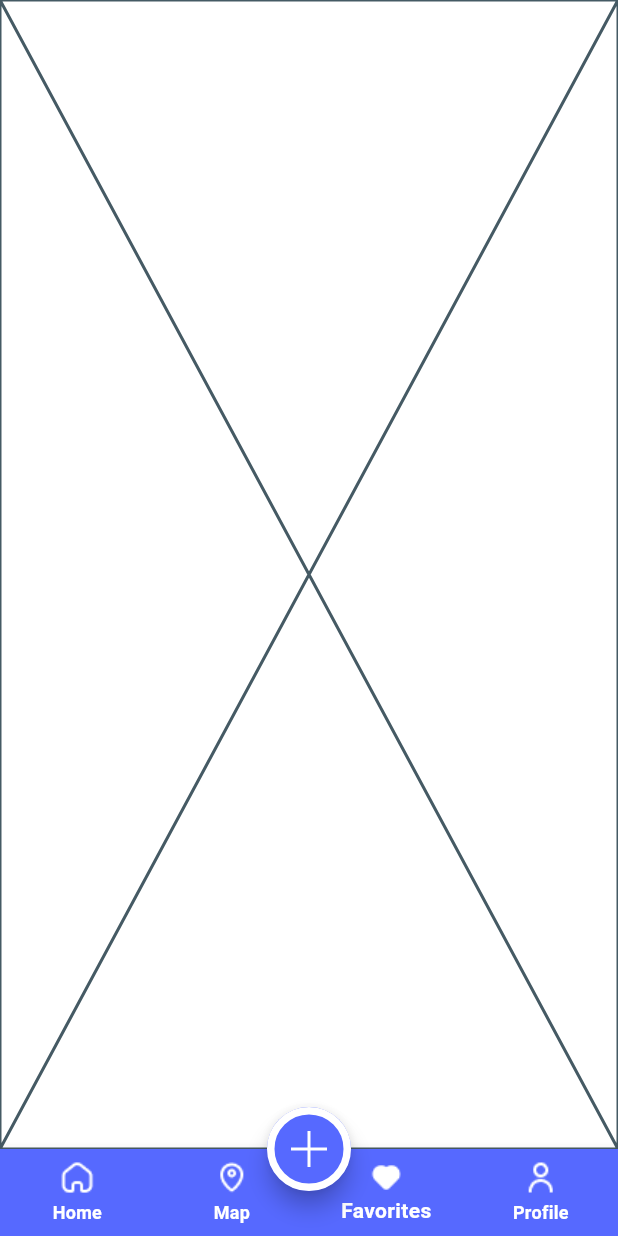
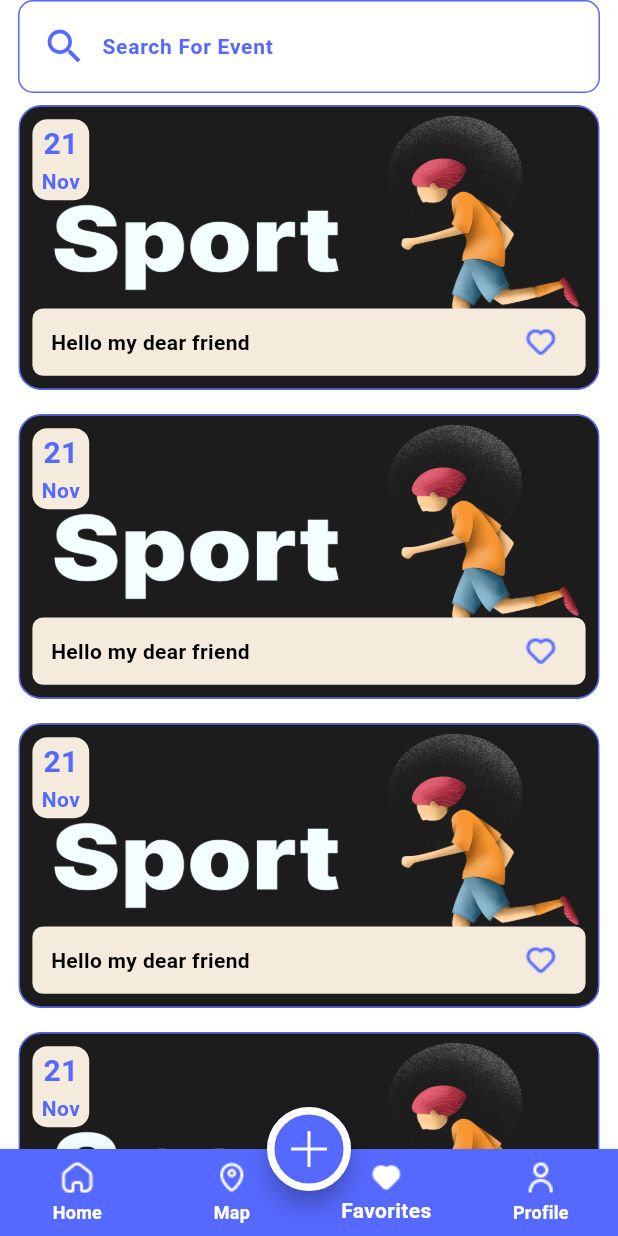
Before and after one commit to mohamedzakaria9/evently_app, a Flutter app: the screen it shows after launch, item 3 of the bottom bar chosen, on a phone screen of 412 x 824 dp. Run offline on Flutter 3.47's test engine with Material 3 defaults, Android fonts, the phone set to English and light mode, and no system bars.

Commit message:
finish the list view of the home page for both light and dark theme and finish the favorites page ui

```diff
--- a/lib/ui/favorites_screen/FavoritesScreen.dart
+++ b/lib/ui/favorites_screen/FavoritesScreen.dart
@@ -1,9 +1,43 @@
+import 'package:evently_app/ui/home_screen/EventsListView.dart';
+import 'package:evently_app/utilites/AppFonts.dart';
 import 'package:flutter/material.dart';
+
+import '../../utilites/AppColors.dart';
 class FavoritesScreen extends StatelessWidget {
   const FavoritesScreen({super.key});
 
   @override
   Widget build(BuildContext context) {
-    return const Placeholder();
+    return Scaffold(
+      body: SafeArea(
+        child: Column(
+          children: [
+            Container(
+              margin: EdgeInsets.symmetric(horizontal: 12),
+              child: TextFormField(
+                decoration: InputDecoration(
+                  label: Row(
+                    children: [
+                      Icon(Icons.search_outlined,color: AppColors.appPrimaryColor,size: 30,),
+                      SizedBox(width: 10,),
+                      Text("Search For Event",style: AppFonts.bold14Primary,)
+                    ],
+                  ),
+                  border: OutlineInputBorder(
+                    borderSide: BorderSide(color: AppColors.appPrimaryColor),
+                    borderRadius: BorderRadius.circular(10)
+                  ),
+                  enabledBorder:OutlineInputBorder(
+                    borderSide: BorderSide(color: AppColors.appPrimaryColor),
+                      borderRadius: BorderRadius.circular(10)
+                  ),
+                ),
+              ),
+            ),
+            Expanded(child: EventsListView())
+          ],
+        ),
+      ),
+    );
   }
 }
--- /dev/null
+++ b/lib/ui/home_screen/EventsListView.dart
@@ -0,0 +1,96 @@
+import 'package:evently_app/providers/ThemeProvider.dart';
+import 'package:evently_app/theme/AppTheme.dart';
+import 'package:evently_app/utilites/AppColors.dart';
+import 'package:flutter/material.dart';
+import 'package:provider/provider.dart';
+
+import '../../utilites/AppFonts.dart';
+import '../../utilites/AppImages.dart';
+
+class EventsListView extends StatelessWidget {
+  const EventsListView({super.key});
+
+  @override
+  Widget build(BuildContext context) {
+    var width = MediaQuery.of(context).size.width;
+    var height = MediaQuery.of(context).size.height;
+    var themeProvider = Provider.of<ThemeProvider>(context);
+    return ListView.builder(
+      itemCount: 20,
+      itemBuilder: (context, index) {
+        return Container(
+          margin: EdgeInsets.symmetric(
+            vertical: height * 0.01,
+            horizontal: width * 0.03,
+          ),
+          height: height * 0.23,
+          decoration: BoxDecoration(
+            borderRadius: BorderRadius.circular(15),
+            border: Border.all(color: AppColors.appPrimaryColor),
+            image: DecorationImage(
+              image: AssetImage(AppImages.sportImage),
+              fit: BoxFit.fill,
+            ),
+          ),
+          child: Column(
+            mainAxisAlignment: MainAxisAlignment.spaceBetween,
+            crossAxisAlignment: CrossAxisAlignment.start,
+            children: [
+              Container(
+                margin: EdgeInsets.symmetric(
+                  vertical: height * 0.01,
+                  horizontal: width * 0.02,
+                ),
+                padding: EdgeInsets.symmetric(
+                  vertical: height * 0.003,
+                  horizontal: width * 0.015,
+                ),
+                decoration: BoxDecoration(
+                  color: themeProvider.appTheme == AppTheme.lightTheme ? AppColors.greyColor : Colors.transparent,
+                  borderRadius: BorderRadius.circular(10),
+
+                ),
+                child: Column(
+                  children: [
+                    Text("21"),
+                    Text("Nov", style: AppFonts.bold14Primary),
+                  ],
+                ),
+              ),
+              Container(
+                padding: EdgeInsets.symmetric(
+                  vertical: height * 0.006,
+                  horizontal: width * 0.03,
+                ),
+                margin: EdgeInsets.symmetric(
+                  vertical: height * 0.01,
+                  horizontal: width * 0.02,
+                ),
+                decoration: BoxDecoration(
+                  color: themeProvider.appTheme == AppTheme.lightTheme ? AppColors.greyColor : Colors.transparent,
+                  borderRadius: BorderRadius.circular(7),
+                ),
+                child: Row(
+                  mainAxisAlignment: MainAxisAlignment.spaceBetween,
+                  children: [
+                    Expanded(
+                      child: Text(
+                        "Hello my dear friend",
+                        style: themeProvider.appTheme == AppTheme.lightTheme ? AppFonts.bold14Black : AppFonts.bold14White,
+                      ),
+                    ),
+                    ImageIcon(
+                      AssetImage(AppImages.heartIcon),
+                      color: AppColors.appPrimaryColor,
+                      size: 35,
+                    ),
+                  ],
+                ),
+              ),
+            ],
+          ),
+        );
+      },
+    );
+  }
+}
--- a/lib/ui/home_screen/HomeScreen.dart
+++ b/lib/ui/home_screen/HomeScreen.dart
@@ -1,6 +1,7 @@
 import 'package:evently_app/l10n/app_localizations.dart';
 import 'package:evently_app/providers/ThemeProvider.dart';
 import 'package:evently_app/theme/AppTheme.dart';
+import 'package:evently_app/ui/home_screen/EventsListView.dart';
 import 'package:evently_app/utilites/AppColors.dart';
 import 'package:evently_app/utilites/AppImages.dart';
 import 'package:flutter/material.dart';
@@ -68,7 +69,13 @@ class _HomeScreenState extends State<HomeScreen> {
           ),
           actions: [
             IconButton(
-              onPressed: () {},
+              onPressed: () {
+                themeProvider.changeAppTheme(
+                  theme: themeProvider.appTheme == AppTheme.lightTheme
+                      ? AppTheme.darkTheme
+                      : AppTheme.lightTheme,
+                );
+              },
               icon: ImageIcon(
                 AssetImage(AppImages.themeChangeIcon),
                 color: AppColors.whiteColor,
@@ -130,6 +137,7 @@ class _HomeScreenState extends State<HomeScreen> {
             tabAlignment: TabAlignment.start,
           ),
         ),
+        body: EventsListView(),
       ),
     );
   }
--- a/lib/utilites/AppColors.dart
+++ b/lib/utilites/AppColors.dart
@@ -5,4 +5,5 @@ class AppColors{
   static const Color whiteColor = Colors.white;
   static const Color greyColor = Color(0xffF4EBDC);
   static const Color redColor = Colors.red;
+  static const Color blackColor = Colors.black;
 }
--- a/lib/utilites/AppFonts.dart
+++ b/lib/utilites/AppFonts.dart
@@ -3,17 +3,84 @@ import 'package:flutter/material.dart';
 import 'AppColors.dart';
 
 class AppFonts {
-  static const TextStyle bold20Black = TextStyle(fontSize: 20, fontWeight: FontWeight.bold, color: Colors.black);
-  static const TextStyle bold20blue = TextStyle(fontSize: 20, fontWeight: FontWeight.bold, color: Color(0xff5669FF));
-  static const TextStyle bold20White = TextStyle(fontSize: 20, fontWeight: FontWeight.bold, color: Colors.white);
-  static const TextStyle bold24Grey = TextStyle(fontSize: 24,fontWeight:FontWeight.bold,color: AppColors.greyColor);
-  static const TextStyle medium16Grey = TextStyle(fontSize: 16, fontWeight: FontWeight.w500,color: AppColors.greyColor);
-  static const TextStyle regular20White = TextStyle(fontSize: 20,fontWeight: FontWeight.w400 , color: AppColors.whiteColor);
-  static const TextStyle bold12White = TextStyle(fontSize: 12, fontWeight: FontWeight.bold,color: Color(0xffF2FEFF));
-  static const TextStyle bold14White = TextStyle(fontSize: 14,fontWeight: FontWeight.bold,color: Color(0xffF2FEFF));
-  static const TextStyle bolc14MainAppColor = TextStyle(fontSize: 14,fontWeight: FontWeight.bold,color: Color(0xff5669FF));
-  static const TextStyle regular14White = TextStyle(fontSize: 14,fontWeight: FontWeight.w400 , color: AppColors.whiteColor);
-  static const TextStyle medium14White = TextStyle(fontSize: 14,fontWeight: FontWeight.w500,color: AppColors.whiteColor);
-  static const TextStyle medium16Primary = TextStyle(fontSize: 16, fontWeight: FontWeight.w500,color: AppColors.appPrimaryColor);
-  static const TextStyle medium16White = TextStyle(fontSize: 16, fontWeight: FontWeight.w500 , color: AppColors.whiteColor);
+  static const TextStyle bold20Black = TextStyle(
+    fontSize: 20,
+    fontWeight: FontWeight.bold,
+    color: Colors.black,
+  );
+  static const TextStyle bold20blue = TextStyle(
+    fontSize: 20,
+    fontWeight: FontWeight.bold,
+    color: Color(0xff5669FF),
+  );
+  static const TextStyle bold20White = TextStyle(
+    fontSize: 20,
+    fontWeight: FontWeight.bold,
+    color: Colors.white,
+  );
+  static const TextStyle bold24Grey = TextStyle(
+    fontSize: 24,
+    fontWeight: FontWeight.bold,
+    color: AppColors.greyColor,
+  );
+  static const TextStyle medium16Grey = TextStyle(
+    fontSize: 16,
+    fontWeight: FontWeight.w500,
+    color: AppColors.greyColor,
+  );
+  static const TextStyle regular20White = TextStyle(
+    fontSize: 20,
+    fontWeight: FontWeight.w400,
+    color: AppColors.whiteColor,
+  );
+  static const TextStyle bold12White = TextStyle(
+    fontSize: 12,
+    fontWeight: FontWeight.bold,
+    color: Color(0xffF2FEFF),
+  );
+  static const TextStyle bold14White = TextStyle(
+    fontSize: 14,
+    fontWeight: FontWeight.bold,
+    color: Color(0xffF2FEFF),
+  );
+  static const TextStyle bolc14MainAppColor = TextStyle(
+    fontSize: 14,
+    fontWeight: FontWeight.bold,
+    color: Color(0xff5669FF),
+  );
+  static const TextStyle regular14White = TextStyle(
+    fontSize: 14,
+    fontWeight: FontWeight.w400,
+    color: AppColors.whiteColor,
+  );
+  static const TextStyle medium14White = TextStyle(
+    fontSize: 14,
+    fontWeight: FontWeight.w500,
+    color: AppColors.whiteColor,
+  );
+  static const TextStyle medium16Primary = TextStyle(
+    fontSize: 16,
+    fontWeight: FontWeight.w500,
+    color: AppColors.appPrimaryColor,
+  );
+  static const TextStyle medium16White = TextStyle(
+    fontSize: 16,
+    fontWeight: FontWeight.w500,
+    color: AppColors.whiteColor,
+  );
+  static const TextStyle bold20Primary = TextStyle(
+    fontSize: 20,
+    fontWeight: FontWeight.bold,
+    color: AppColors.appPrimaryColor,
+  );
+  static const TextStyle bold14Primary = TextStyle(
+    fontSize: 14,
+    fontWeight: FontWeight.bold,
+    color: AppColors.appPrimaryColor,
+  );
+  static const TextStyle bold14Black = TextStyle(
+    fontSize: 14,
+    fontWeight: FontWeight.bold,
+    color: AppColors.blackColor,
+  );
 }
--- a/lib/utilites/AppImages.dart
+++ b/lib/utilites/AppImages.dart
@@ -10,4 +10,5 @@ class AppImages{
   static const String profileIconFilled = "assets/images/ProfileIconFilled.png";
   static const String addIcon = "assets/images/AddIcon.png";
   static const String themeChangeIcon = "assets/images/ThemChangeicon.png";
+  static const String sportImage = "assets/images/SportImage.png";
 }
```
Also changed, not shown: assets/images/2.0x/SportImage@2x.png (added), assets/images/3.0x/SportImage@3x.png (added), assets/images/SportImage.png (added).
